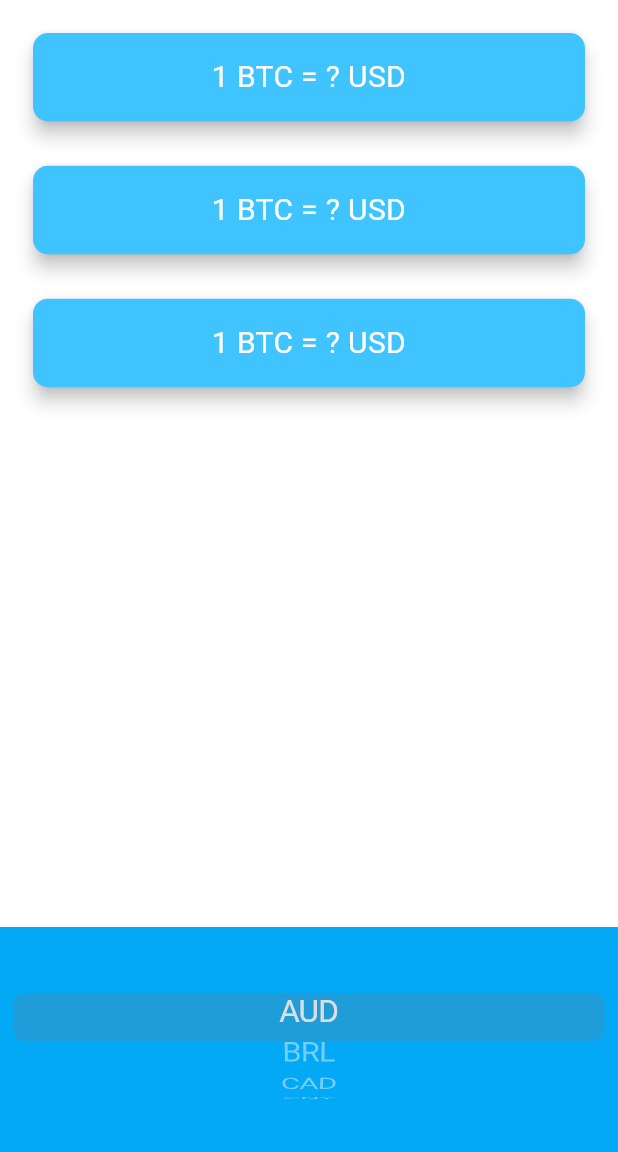
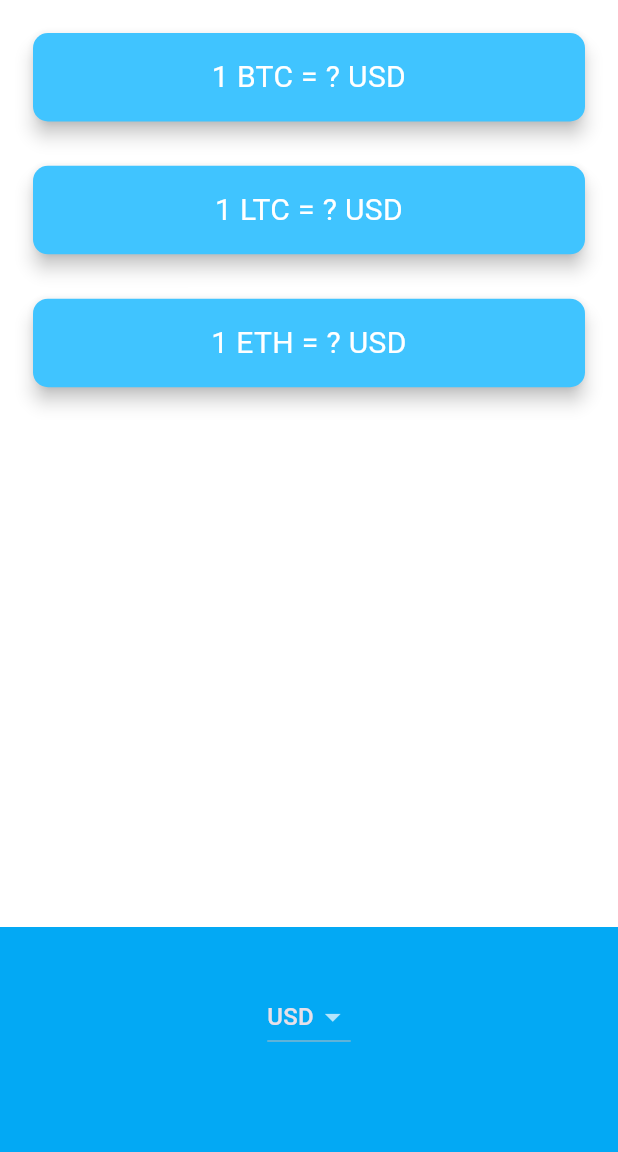
Before and after one commit to gokmentas/bitcoin-ticker, a Flutter app: the screen it shows after launch, on a phone screen of 412 x 824 dp, the part 84-1236 px from its top. Run offline on Flutter 3.47's test engine with Material 3 defaults, Android fonts, the phone set to English and light mode, and no system bars.

Commit message:
working fine

```diff
--- a/lib/coin_data.dart
+++ b/lib/coin_data.dart
@@ -2,29 +2,7 @@ import 'package:flutter/material.dart';
 import 'package:http/http.dart' as http;
 import 'dart:convert';
 
-const List<String> currenciesList = [
-  'AUD',
-  'BRL',
-  'CAD',
-  'CNY',
-  'EUR',
-  'GBP',
-  'HKD',
-  'IDR',
-  'ILS',
-  'INR',
-  'JPY',
-  'MXN',
-  'NOK',
-  'NZD',
-  'PLN',
-  'RON',
-  'RUB',
-  'SEK',
-  'SGD',
-  'USD',
-  'ZAR'
-];
+const List<String> currenciesList = ['EUR', 'GBP', 'USD', 'TRY'];
 
 const List<String> cryptoList = [
   'BTC',
@@ -32,15 +10,38 @@ const List<String> cryptoList = [
   'LTC',
 ];
 
+const coinAPIURL = "https://rest.coinapi.io/v1/exchangerate";
+const apiKEY = "99B01457-FBF3-402B-9B5F-EC1401441D8D";
+
 class CoinData {
-  final String url;
-  CoinData(this.url);
-
-  Future getCoinData(String currency) async {
-    http.Response response = await http.get(Uri.parse(url));
+  Future getBTCData(String selectedCurrency) async {
+    String requestURL = "$coinAPIURL/BTC/$selectedCurrency?apikey=$apiKEY";
+    http.Response response = await http.get(Uri.parse(requestURL));
     if (response.statusCode == 200) {
       String data = response.body;
-      return jsonDecode(data)[currency]["last"];
+      return jsonDecode(data)["rate"];
+    } else {
+      print(response.statusCode);
+    }
+  }
+
+  Future getLTCData(String selectedCurrency) async {
+    String requestURL = "$coinAPIURL/LTC/$selectedCurrency?apikey=$apiKEY";
+    http.Response response = await http.get(Uri.parse(requestURL));
+    if (response.statusCode == 200) {
+      String data = response.body;
+      return jsonDecode(data)["rate"];
+    } else {
+      print(response.statusCode);
+    }
+  }
+
+  Future getETHData(String selectedCurrency) async {
+    String requestURL = "$coinAPIURL/ETH/$selectedCurrency?apikey=$apiKEY";
+    http.Response response = await http.get(Uri.parse(requestURL));
+    if (response.statusCode == 200) {
+      String data = response.body;
+      return jsonDecode(data)["rate"];
     } else {
       print(response.statusCode);
     }
--- a/lib/price_screen.dart
+++ b/lib/price_screen.dart
@@ -2,10 +2,6 @@ import 'package:flutter/material.dart';
 import 'coin_data.dart';
 import 'package:flutter/cupertino.dart';
 import 'dart:io' show Platform;
-
-const coinAPIURL = "https://blockchain.info/ticker";
-const correctURL =
-    "https://rest.coinapi.io/v1/exchangerate/BTC/USD?apikey=99B01457-FBF3-402B-9B5F-EC1401441D8D";
 
 String currencyName = "USD";
 
@@ -18,9 +14,11 @@ class PriceScreen extends StatefulWidget {
 
 class _PriceScreenState extends State<PriceScreen> {
   String selectedCurrency = "USD";
-  String currentPrice = "1 BTC = ? USD";
+  String currentBTCPrice = "1 BTC = ? USD";
+  String currentLTCPrice = "1 LTC = ? USD";
+  String currentETHPrice = "1 ETH = ? USD";
 
-  CoinData coinData = CoinData(coinAPIURL);
+  CoinData coinData = CoinData();
 
   @override
   void initState() {
@@ -28,8 +26,18 @@ class _PriceScreenState extends State<PriceScreen> {
     super.initState();
   }
 
-  void updateUI(String price) {
-    currentPrice = "1 BTC = $price $currencyName";
+  void updateBTCUI(String price) {
+    currentBTCPrice = "1 BTC = $price $currencyName";
+    currentLTCPrice = "1 LTC = $price $currencyName";
+    currentETHPrice = "1 ETH = $price $currencyName";
+  }
+
+  void updateLTCUI(String price) {
+    currentLTCPrice = "1 LTC = $price $currencyName";
+  }
+
+  void updateETHUI(String price) {
+    currentETHPrice = "1 ETH = $price $currencyName";
   }
 
   CupertinoPicker iOSPicker() {
@@ -44,9 +52,13 @@ class _PriceScreenState extends State<PriceScreen> {
       itemExtent: 32,
       onSelectedItemChanged: (selectedIndex) async {
         currencyName = coinData.getCurrencyName(selectedIndex);
-        double data = await coinData.getCoinData(currencyName);
+        double btcData = await coinData.getBTCData(currencyName);
+        double ltcData = await coinData.getLTCData(currencyName);
+        double ethData = await coinData.getETHData(currencyName);
         setState(() {
-          updateUI(data.toString());
+          updateBTCUI(btcData.toString());
+          updateLTCUI(ltcData.toString());
+          updateETHUI(ethData.toString());
         });
       },
       children: pickerItems,
@@ -57,11 +69,17 @@ class _PriceScreenState extends State<PriceScreen> {
     return DropdownButton<String>(
       value: selectedCurrency,
       items: coinData.itemList,
-      onChanged: (value) {
+      onChanged: (value) async {
+        currencyName = value!;
+        double btcData = await coinData.getBTCData(currencyName);
+        double ltcData = await coinData.getLTCData(currencyName);
+        double ethData = await coinData.getETHData(currencyName);
         setState(() {
           selectedCurrency = value!;
+          updateBTCUI(btcData.toString());
+          updateLTCUI(ltcData.toString());
+          updateETHUI(ethData.toString());
         });
-        print(selectedCurrency);
       },
     );
   }
@@ -88,7 +106,7 @@ class _PriceScreenState extends State<PriceScreen> {
               child: Padding(
                 padding: const EdgeInsets.symmetric(vertical: 15, horizontal: 28),
                 child: Text(
-                  currentPrice,
+                  currentBTCPrice,
                   textAlign: TextAlign.center,
                   style: TextStyle(
                     fontSize: 20,
@@ -114,7 +132,7 @@ class _PriceScreenState extends State<PriceScreen> {
               child: Padding(
                 padding: const EdgeInsets.symmetric(vertical: 15, horizontal: 28),
                 child: Text(
-                  currentPrice,
+                  currentLTCPrice,
                   textAlign: TextAlign.center,
                   style: TextStyle(
                     fontSize: 20,
@@ -140,7 +158,7 @@ class _PriceScreenState extends State<PriceScreen> {
               child: Padding(
                 padding: const EdgeInsets.symmetric(vertical: 15, horizontal: 28),
                 child: Text(
-                  currentPrice,
+                  currentETHPrice,
                   textAlign: TextAlign.center,
                   style: TextStyle(
                     fontSize: 20,
@@ -161,8 +179,7 @@ class _PriceScreenState extends State<PriceScreen> {
             alignment: Alignment.center,
             padding: EdgeInsets.only(bottom: 30),
             color: Colors.lightBlue,
-            //child: Platform.isIOS ? iOSPicker() : androidDropdown(),
-            child: iOSPicker(),
+            child: Platform.isIOS ? iOSPicker() : androidDropdown(),
           ),
         ],
       ),
```
